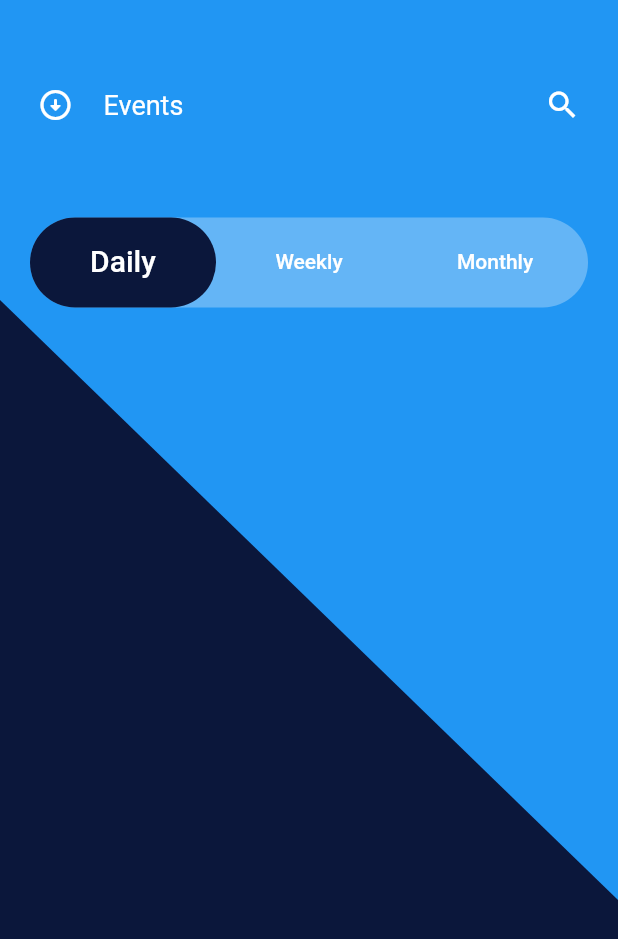
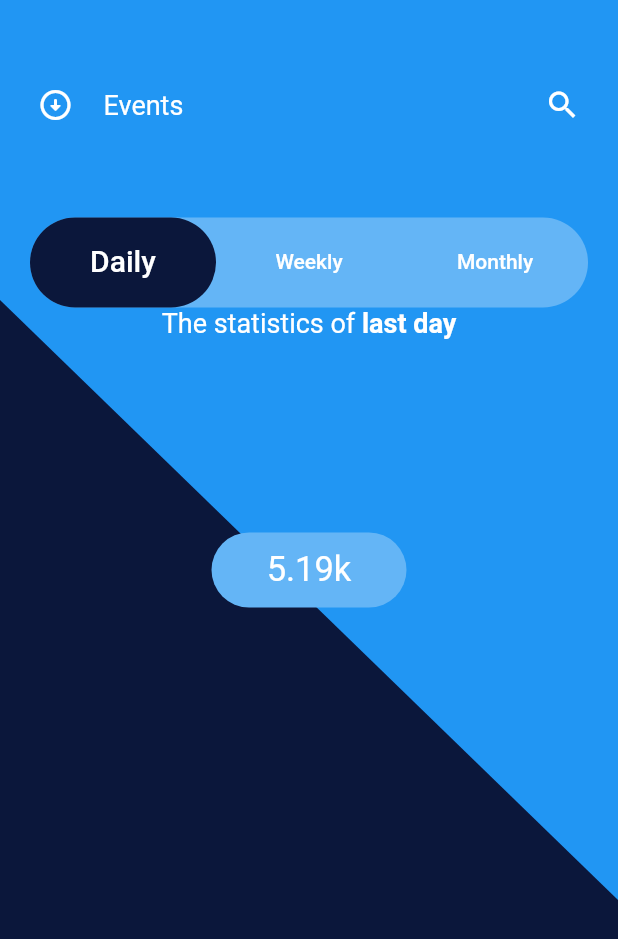
Before and after one commit to DoomHopes/events_page, a Flutter app: the screen it shows after launch, on a phone screen of 412 x 824 dp. Shown: the top 939 px of the screen. Run offline on Flutter 3.47's test engine with Material 2 defaults, Android fonts, the phone set to English and light mode, and no system bars.

Commit message:
some fix

```diff
--- a/lib/widgets/tap_bar_panel.dart
+++ b/lib/widgets/tap_bar_panel.dart
@@ -10,6 +10,7 @@ class TabBarPanel extends StatefulWidget {
 class _TabBarPanelState extends State<TabBarPanel>
     with TickerProviderStateMixin {
   late TabController _tabController;
+  int _selectedIndex = 0;
 
   @override
   void initState() {
@@ -19,7 +20,9 @@ class _TabBarPanelState extends State<TabBarPanel>
 
   @override
   Widget build(BuildContext context) {
-    return Container(
+    return Column(
+      children: [
+        Container(
           height: 60,
           decoration: BoxDecoration(
             borderRadius: BorderRadius.circular(50),
@@ -45,6 +48,106 @@ class _TabBarPanelState extends State<TabBarPanel>
               ),
             ],
           ),
+        ),
+        SizedBox(
+          height: 200,
+          width: double.infinity,
+          child: TabBarView(
+            controller: _tabController,
+            children: const <Widget>[
+              TabBarItem(
+                textLabel: 'last day',
+                textStatLabel: '5.19k',
+              ),
+              TabBarItem(
+                textLabel: 'last week',
+                textStatLabel: '8.215k',
+              ),
+              TabBarItem(
+                textLabel: 'last month',
+                textStatLabel: '9.155k',
+              ),
+            ],
+          ),
+        ),
+      ],
     );
   }
 }
+
+class TabBarItem extends StatelessWidget {
+  final String textLabel;
+  final String textStatLabel;
+
+  const TabBarItem(
+      {Key? key, required this.textLabel, required this.textStatLabel})
+      : super(key: key);
+
+  @override
+  Widget build(BuildContext context) {
+    return Column(
+      mainAxisAlignment: MainAxisAlignment.spaceBetween,
+      crossAxisAlignment: CrossAxisAlignment.center,
+      children: <Widget>[
+        StatisticsLabel(
+          text: textLabel,
+        ),
+        SumWidget(
+          text: textStatLabel,
+        ),
+      ],
+    );
+  }
+}
+
+class StatisticsLabel extends StatelessWidget {
+  final String text;
+
+  const StatisticsLabel({Key? key, required this.text}) : super(key: key);
+
+  @override
+  Widget build(BuildContext context) {
+    return Row(
+      mainAxisAlignment: MainAxisAlignment.center,
+      children: [
+        const Text(
+          'The statistics of ',
+        ),
+        Text(
+          text,
+          style: const TextStyle(
+            fontWeight: FontWeight.bold,
+          ),
+        ),
+      ],
+    );
+  }
+}
+
+class SumWidget extends StatelessWidget {
+  final String text;
+
+  const SumWidget({Key? key, required this.text}) : super(key: key);
+
+  @override
+  Widget build(BuildContext context) {
+    return Container(
+      height: 50,
+      width: 130,
+      decoration: BoxDecoration(
+        borderRadius: BorderRadius.circular(50),
+        color: Colors.blue[300],
+      ),
+      child: Center(
+        child: Text(
+          text,
+          maxLines: 1,
+          overflow: TextOverflow.ellipsis,
+          style: const TextStyle(
+            fontSize: 23,
+          ),
+        ),
+      ),
+    );
+  }
+}
```
Lines whose indentation alone changed are shown as unchanged.
